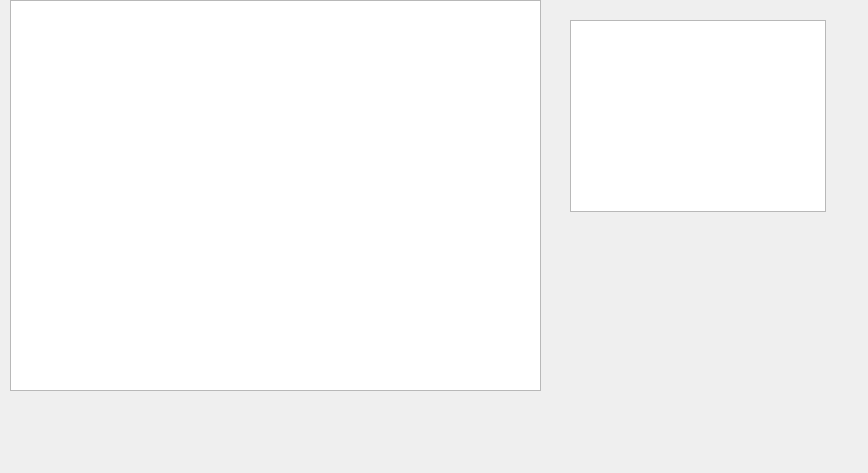
Old version of the form qrtablemodel.ui in the repository ilinevgeny/UniversalOrionReference.
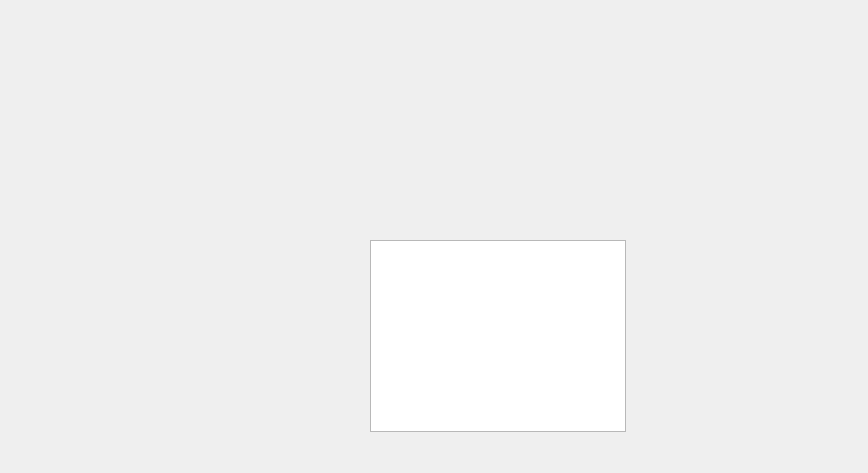
New version of the form.

Commit message: add setup function

Patch:
```diff
--- a/qrtablemodel.ui
+++ b/qrtablemodel.ui
@@ -13,21 +13,11 @@
   <property name="windowTitle">
    <string>Form</string>
   </property>
-  <widget class="QTableView" name="tableView">
-   <property name="geometry">
-    <rect>
-     <x>10</x>
-     <y>0</y>
-     <width>531</width>
-     <height>391</height>
-    </rect>
-   </property>
-  </widget>
   <widget class="QTableView" name="tableViewDevice">
    <property name="geometry">
     <rect>
-     <x>570</x>
-     <y>20</y>
+     <x>370</x>
+     <y>240</y>
      <width>256</width>
      <height>192</height>
     </rect>
```
The commit also changes 2 other files.
